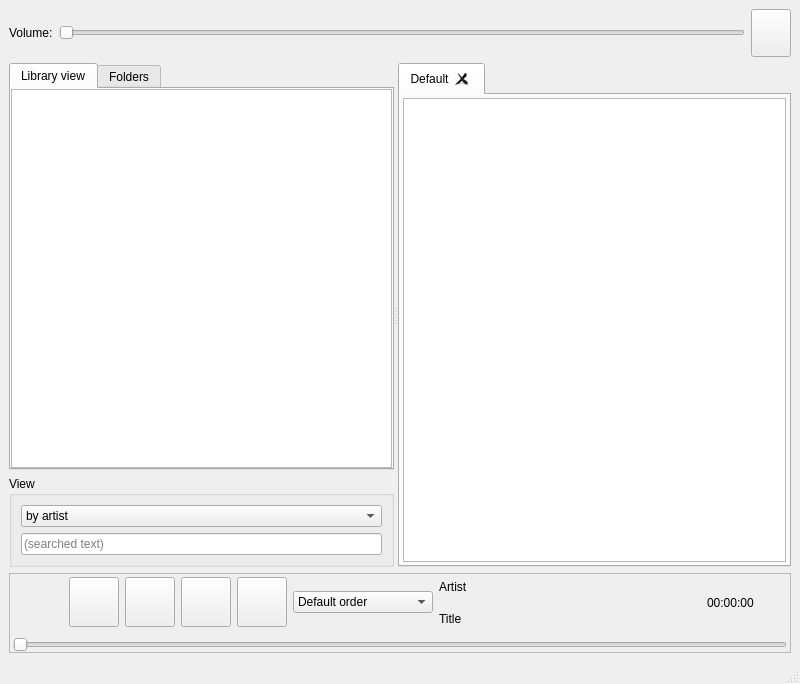
artwaw/Pink-Audio-Player, file Player.ui: the form before one commit.
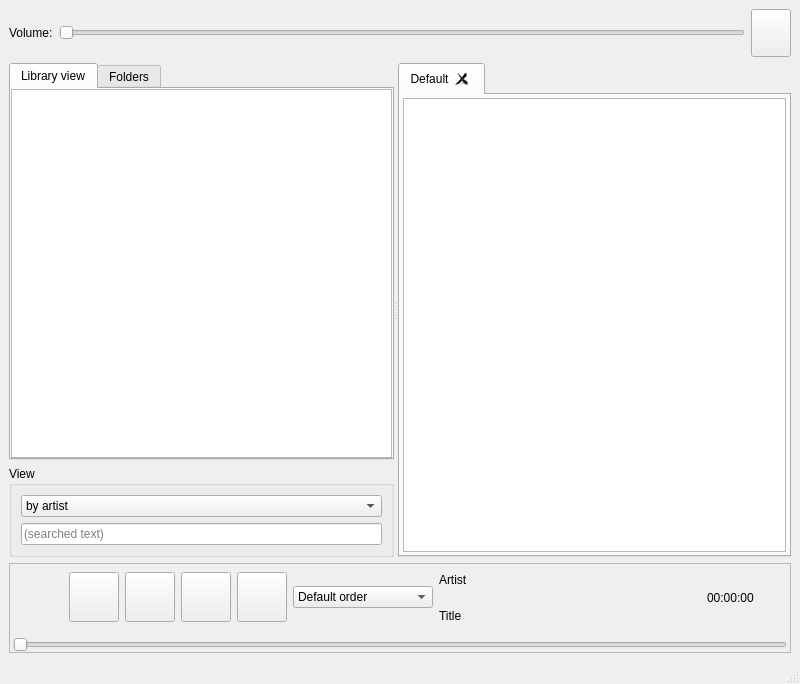
The form after the commit. Icons and pictures are not drawn.

```diff
--- a/Player.ui
+++ b/Player.ui
@@ -224,6 +224,9 @@
            <property name="selectionBehavior">
             <enum>QAbstractItemView::SelectRows</enum>
            </property>
+           <property name="showGrid">
+            <bool>false</bool>
+           </property>
            <property name="sortingEnabled">
             <bool>true</bool>
            </property>
@@ -251,7 +254,7 @@
       <property name="maximumSize">
        <size>
         <width>16777215</width>
-        <height>80</height>
+        <height>90</height>
        </size>
       </property>
       <property name="frameShape">
```
Left out of the diff: 5 changed lines with no effect on the pictures.
